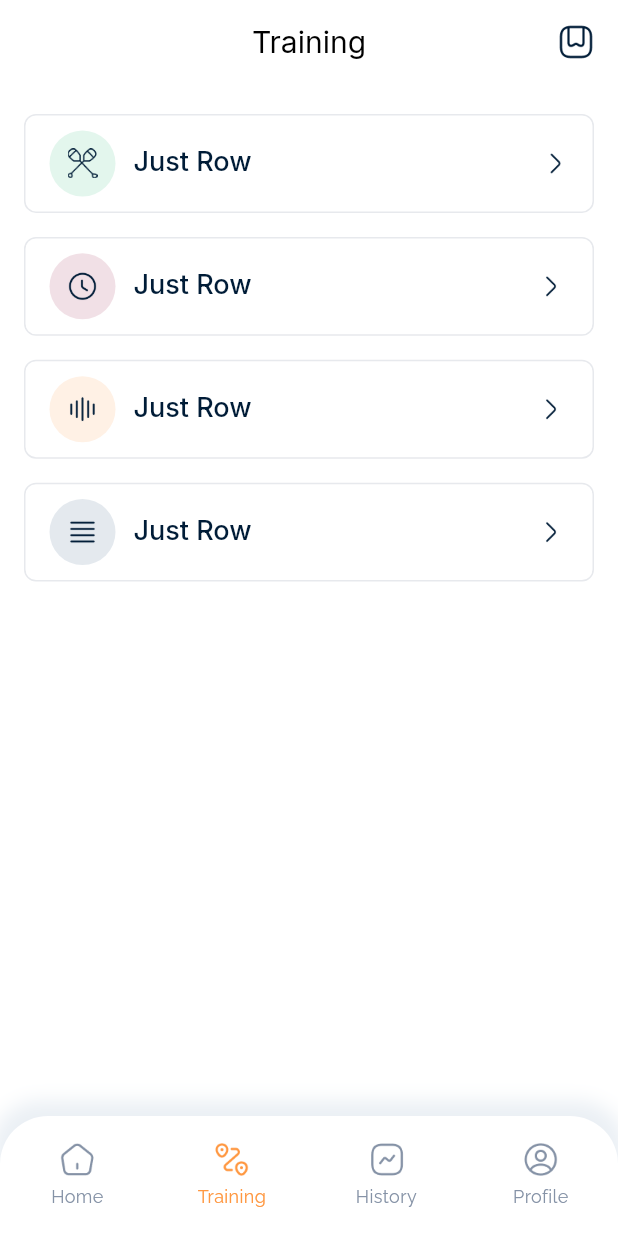
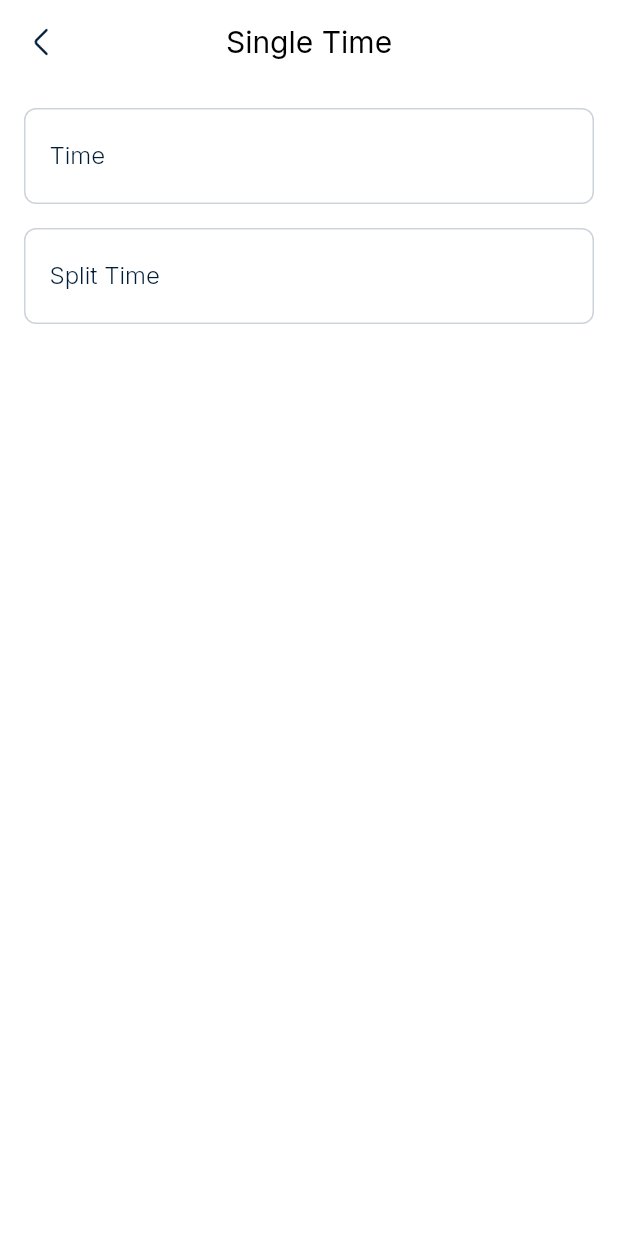
Before and after one commit to Arifcngk/Test-Case-Wavex-Intership, a Flutter app: the screen it shows after launch, on a phone screen of 412 x 824 dp. Run offline on Flutter 3.47's test engine with Material 3 defaults, Android fonts, the phone set to English and light mode, and no system bars; our stand-ins replace flutter_datetime_picker_bdaya, google_fonts; missing offline and left inert: dart:ffi.

Commit message:
feat: Add custom card and text field widgets, update dependencies, and modify app structure

```diff
--- /dev/null
+++ b/lib/global/widgets/custom_textfield_card_widget.dart
@@ -0,0 +1,83 @@
+import 'package:flutter/material.dart';
+import 'package:google_fonts/google_fonts.dart';
+
+class CustomTextFieldCardWidget extends StatelessWidget {
+  final String selectedAttribute; // Seçilen Değerin karşılığı
+  final bool isTimeSelected;
+  final VoidCallback onTap;
+  final String inputText;
+  final String suffixText;
+
+  const CustomTextFieldCardWidget({
+    super.key,
+    required this.selectedAttribute,
+    required this.isTimeSelected,
+    required this.onTap,
+    required this.inputText,
+    required this.suffixText,
+  });
+
+  @override
+  Widget build(BuildContext context) {
+    return SizedBox(
+      width: double.infinity,
+      height: 64,
+      child: GestureDetector(
+        onTap: onTap,
+        child: Container(
+          decoration: BoxDecoration(
+            border: Border.all(
+              color: const Color(0xFFCED3DB),
+              width: 1,
+            ),
+            borderRadius: BorderRadius.circular(8),
+          ),
+          padding: const EdgeInsets.symmetric(vertical: 10, horizontal: 16),
+          child: Row(
+            mainAxisAlignment: MainAxisAlignment.spaceBetween,
+            children: [
+              Column(
+                mainAxisAlignment: MainAxisAlignment.center,
+                crossAxisAlignment: CrossAxisAlignment.start,
+                children: [
+                  Text(
+                    inputText,
+                    style: GoogleFonts.inter(
+                      fontWeight: FontWeight.w300,
+                      fontSize: 16,
+                      height: 16 / 12,
+                      letterSpacing: 0,
+                      color: const Color(0xFF001C37),
+                    ),
+                  ),
+                  if (isTimeSelected)
+                    Text(
+                      selectedAttribute,
+                      style: GoogleFonts.inter(
+                        fontWeight: FontWeight.w400,
+                        fontSize: 16,
+                        height: 16 / 12,
+                        letterSpacing: 0,
+                        color: Colors.black,
+                      ),
+                    ),
+                ],
+              ),
+              if (isTimeSelected)
+                Text(
+                  suffixText,
+                  style: GoogleFonts.inter(
+                    fontWeight: FontWeight.w300,
+                    fontSize: 14,
+                    height: 16 / 12,
+                    letterSpacing: 0,
+                    color: const Color(0xFF001C37),
+                  ),
+                ),
+            ],
+          ),
+        ),
+      ),
+    );
+  }
+}
--- a/lib/main.dart
+++ b/lib/main.dart
@@ -1,6 +1,8 @@
 import 'package:flutter/material.dart';
 import 'package:test_case_wavex_intership/global/theme/app_theme.dart';
 import 'package:test_case_wavex_intership/screens/bottom_navigator_global.dart';
+import 'package:test_case_wavex_intership/screens/training_screen/row_screen/row_view_sceen.dart';
+import 'package:test_case_wavex_intership/screens/training_screen/single_time_screen/single_time_view_screen.dart';
 
 void main() {
   runApp(const MyApp());
@@ -16,7 +18,7 @@ class MyApp extends StatelessWidget {
       debugShowCheckedModeBanner: false,
       title: 'WaveX Internship',
       theme: buildAppTheme(),
-      home: const BottomNavigatorGlobal(),
+      home: const SingleTimeViewScreen(),
     );
   }
 }
--- a/lib/screens/app_bar_global.dart
+++ b/lib/screens/app_bar_global.dart
@@ -20,7 +20,7 @@ class GlobalAppBar extends StatelessWidget implements PreferredSizeWidget {
         style: const TextStyle(color: Colors.black),
       ),
       actions: actions,
-      leading: leading,
+      leading: leading ,
       backgroundColor: Colors.white,
       elevation: 0,
       iconTheme: Theme.of(context).appBarTheme.iconTheme,
--- /dev/null
+++ b/lib/screens/training_screen/single_time_screen/single_time_view_screen.dart
@@ -0,0 +1,101 @@
+import 'package:flutter/material.dart';
+import 'package:test_case_wavex_intership/global/widgets/custom_textfield_card_widget.dart';
+import 'package:test_case_wavex_intership/screens/app_bar_global.dart';
+import 'package:flutter_datetime_picker_bdaya/flutter_datetime_picker_bdaya.dart';
+
+class SingleTimeViewScreen extends StatefulWidget {
+  const SingleTimeViewScreen({super.key});
+
+  @override
+  State<SingleTimeViewScreen> createState() => _SingleTimeViewScreenState();
+}
+
+class _SingleTimeViewScreenState extends State<SingleTimeViewScreen> {
+  String _selectedTime = ''; // Seçilen zamanı tutacak
+  String _selectedSplitTime = ''; // Seçilen zamanı tutacak
+  bool _isTimeSelected = false;
+  bool _isSplitTimeSelected = false;
+
+  void _showTimePicker(BuildContext context) {
+    DateTime now = DateTime.now();
+    DatePickerBdaya.showTimePicker(
+      context,
+      showTitleActions: true,
+      showSecondsColumn: true, // Saniye sütununu göster
+      onConfirm: (date) {
+        setState(() {
+          _selectedTime = '${date.hour.toString().padLeft(2, '0')}:'
+              '${date.minute.toString().padLeft(2, '0')}:'
+              '${date.second.toString().padLeft(2, '0')}';
+          _isTimeSelected = true;
+        });
+      },
+      currentTime: now,
+    );
+  }
+
+//split time methodu herhangi bir işlem yapılmadı tasarımsal olarak görünmesi için yazıldı
+  void _showSplitTimePicker(BuildContext context) {
+    DateTime now = DateTime.now();
+    DatePickerBdaya.showTimePicker(
+      context,
+      showTitleActions: true,
+      showSecondsColumn: false, // Saniye sütununu gizleyelim
+      onConfirm: (date) {
+        setState(() {
+          _selectedSplitTime = '${date.hour.toString().padLeft(2, '0')}:'
+              '${date.minute.toString().padLeft(2, '0')}';
+          _isSplitTimeSelected = true;
+        });
+      },
+      currentTime: now,
+    );
+  }
+
+  @override
+  Widget build(BuildContext context) {
+    return Scaffold(
+      appBar: GlobalAppBar(
+        title: "Single Time",
+        leading: InkWell(
+          onTap: () {
+            Navigator.of(context).pop();
+          },
+          child: Padding(
+            padding: const EdgeInsets.all(16.0),
+            child: Image.asset(
+              'assets/icon/arrow_back.png',
+              width: 24,
+              height: 24,
+              color: Theme.of(context).appBarTheme.iconTheme!.color,
+            ),
+          ),
+        ),
+      ),
+      body: Padding(
+        padding: const EdgeInsets.symmetric(vertical: 16, horizontal: 16),
+        child: Column(
+          children: [
+            //Time Input
+            CustomTextFieldCardWidget(
+              inputText: "Time",
+              suffixText: "/500 m",
+              selectedAttribute: _selectedTime,
+              isTimeSelected: _isTimeSelected,
+              onTap: () => _showTimePicker(context),
+            ),
+            const SizedBox(height: 16),
+            CustomTextFieldCardWidget(
+              inputText: "Split Time",
+              suffixText: "/500 m",
+              selectedAttribute: _selectedSplitTime,
+              isTimeSelected: _isSplitTimeSelected,
+              onTap: () => _showSplitTimePicker(context),
+            ),
+            //Split Time Input
+          ],
+        ),
+      ),
+    );
+  }
+}
--- a/lib/screens/training_screen/training_view_screen.dart
+++ b/lib/screens/training_screen/training_view_screen.dart
@@ -1,6 +1,8 @@
 import 'package:flutter/material.dart';
 import 'package:test_case_wavex_intership/screens/app_bar_global.dart';
+import 'package:test_case_wavex_intership/screens/training_screen/row_screen/row_view_sceen.dart';
 import 'package:test_case_wavex_intership/screens/training_screen/saved_screen/saved_view_screen.dart';
+import 'package:test_case_wavex_intership/screens/training_screen/single_time_screen/single_time_view_screen.dart';
 import 'package:test_case_wavex_intership/screens/training_screen/widget/list_widget.dart';
 
 class TrainingViewScreen extends StatelessWidget {
@@ -8,13 +10,7 @@ class TrainingViewScreen extends StatelessWidget {
 
   @override
   Widget build(BuildContext context) {
-    return Navigator(
-      onGenerateRoute: (settings) {
-        return MaterialPageRoute(
-          builder: (context) => const TrainingViewContent(),
-        );
-      },
-    );
+    return const TrainingViewContent();
   }
 }
 
@@ -47,36 +43,52 @@ class TrainingViewContent extends StatelessWidget {
           )
         ],
       ),
-      body: const Padding(
-          padding: EdgeInsets.symmetric(horizontal: 16.0, vertical: 20),
+      body: Padding(
+        padding: const EdgeInsets.symmetric(horizontal: 16.0, vertical: 20),
         child: Column(
           children: [
             ListTileWidget(
               title: "Just Row",
               iconName: "stroge.png",
               iconSize: 18,
-                bgCircleColor: Color.fromRGBO(23, 178, 106, 0.12),
+              bgCircleColor: const Color.fromRGBO(23, 178, 106, 0.12),
+              onTap: () {
+                Navigator.of(context).push(
+                  MaterialPageRoute(
+                    fullscreenDialog: true,
+                    builder: (context) => const RowViewSceen(),
                   ),
-              SizedBox(height: 16),
+                );
+              },
+            ),
+            const SizedBox(height: 16),
             ListTileWidget(
-                title: "Just Row",
+              title: "Single Time",
               iconName: "clock.png",
               bgCircleColor: Color.fromRGBO(142, 0, 47, 0.12),
+              onTap: () {
+                Navigator.of(context).push(
+                  MaterialPageRoute(
+                    builder: (context) => const SingleTimeViewScreen(),
                   ),
-              SizedBox(height: 16),
-              ListTileWidget(
-                title: "Just Row",
+                );
+              },
+            ),
+            const SizedBox(height: 16),
+            const ListTileWidget(
+              title: "Varible Intervals",
               iconName: "sound.png",
               bgCircleColor: Color.fromRGBO(255, 135, 36, 0.12),
             ),
-              SizedBox(height: 16),
-              ListTileWidget(
-                title: "Just Row",
+            const SizedBox(height: 16),
+            const ListTileWidget(
+              title: "Constant Intervals",
               iconName: "textalign.png",
               bgCircleColor: Color.fromRGBO(26, 72, 116, 0.12),
             ),
           ],
-          )),
+        ),
+      ),
     );
   }
 }
--- a/pubspec.yaml
+++ b/pubspec.yaml
@@ -36,6 +36,8 @@ dependencies:
   # Use with the CupertinoIcons class for iOS style icons.
   cupertino_icons: ^1.0.8
   google_fonts: ^6.2.1
+  responsive_framework: ^0.1.0
+  flutter_datetime_picker_bdaya: ^3.0.2
 
 dev_dependencies:
   flutter_test:
```
Also changed, not shown: lib/screens/training_screen/row_screen/row_view_sceen.dart (added, +194 -0 lines), lib/screens/training_screen/row_screen/widget/custom_card_widget.dart (added, +73 -0 lines), lib/screens/training_screen/widget/list_widget.dart (+8 -2 lines), assets/icon/pause.png (added), assets/icon/start.png (added), pubspec.lock. Lines whose indentation alone changed are shown as unchanged.
